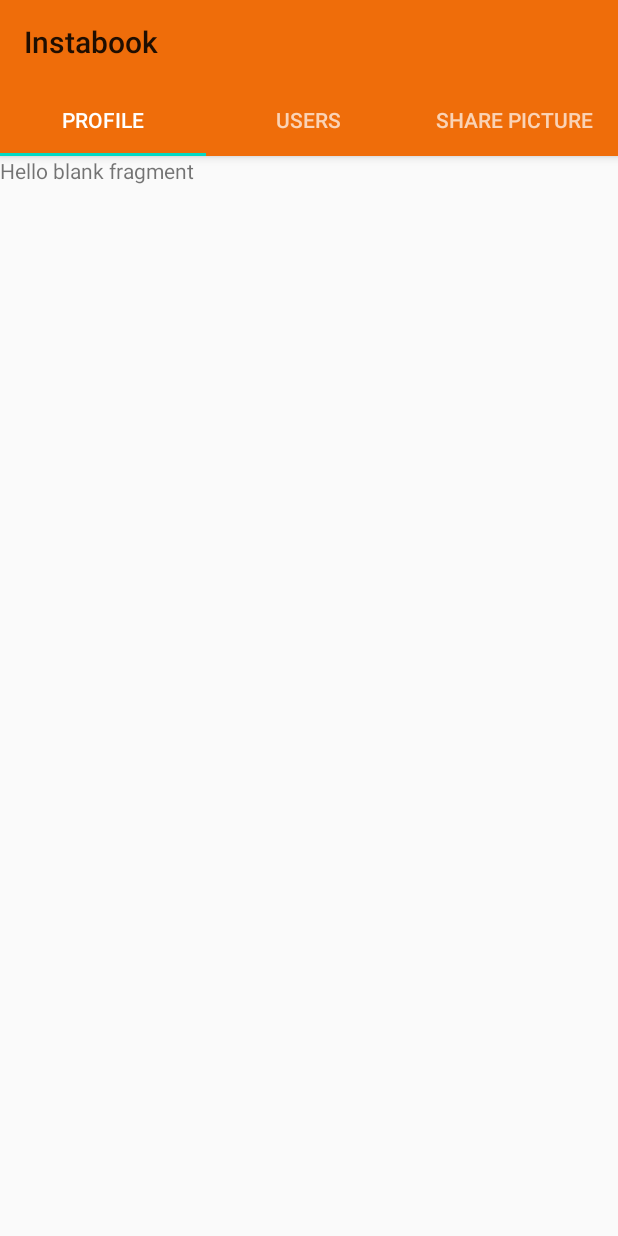
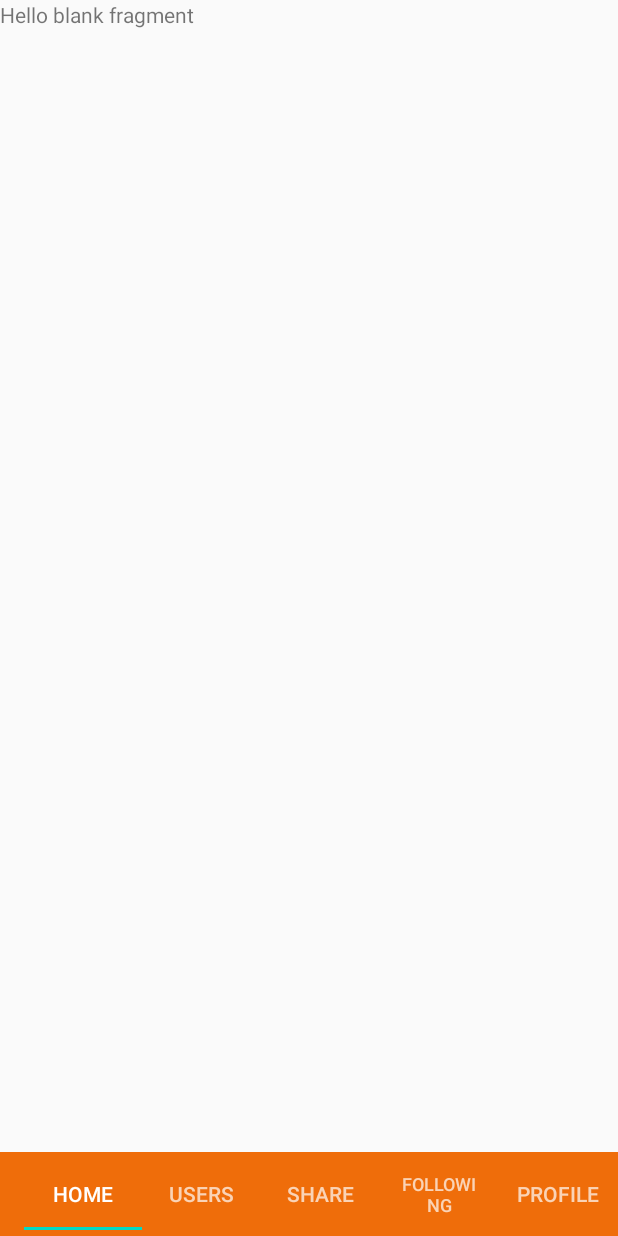
Before and after one commit to ut-ka-rs-h/Instabook, an Android app: the SocialMediaActivity screen opened directly, with no data from a screen before it, on a phone screen of 412 x 824 dp. Run offline under Robolectric (Android 15) with nearby library versions, the phone set to English and light mode, and no system bars; Roboto replaces fonts that are not available here.

Commit message:
5 Tab Layout is Set up... previous one was 3 tab layout...

```diff
--- /dev/null
+++ b/app/src/main/java/com/practice/instagramclone/HomeTab.java
@@ -0,0 +1,64 @@
+package com.practice.instagramclone;
+
+import android.os.Bundle;
+
+import androidx.fragment.app.Fragment;
+
+import android.view.LayoutInflater;
+import android.view.View;
+import android.view.ViewGroup;
+
+/**
+ * A simple {@link Fragment} subclass.
+ * Use the {@link HomeTab#newInstance} factory method to
+ * create an instance of this fragment.
+ */
+public class HomeTab extends Fragment {
+
+    // TODO: Rename parameter arguments, choose names that match
+    // the fragment initialization parameters, e.g. ARG_ITEM_NUMBER
+    private static final String ARG_PARAM1 = "param1";
+    private static final String ARG_PARAM2 = "param2";
+
+    // TODO: Rename and change types of parameters
+    private String mParam1;
+    private String mParam2;
+
+    public HomeTab() {
+        // Required empty public constructor
+    }
+
+    /**
+     * Use this factory method to create a new instance of
+     * this fragment using the provided parameters.
+     *
+     * @param param1 Parameter 1.
+     * @param param2 Parameter 2.
+     * @return A new instance of fragment HomeTab.
+     */
+    // TODO: Rename and change types and number of parameters
+    public static HomeTab newInstance(String param1, String param2) {
+        HomeTab fragment = new HomeTab();
+        Bundle args = new Bundle();
+        args.putString(ARG_PARAM1, param1);
+        args.putString(ARG_PARAM2, param2);
+        fragment.setArguments(args);
+        return fragment;
+    }
+
+    @Override
+    public void onCreate(Bundle savedInstanceState) {
+        super.onCreate(savedInstanceState);
+        if (getArguments() != null) {
+            mParam1 = getArguments().getString(ARG_PARAM1);
+            mParam2 = getArguments().getString(ARG_PARAM2);
+        }
+    }
+
+    @Override
+    public View onCreateView(LayoutInflater inflater, ViewGroup container,
+                             Bundle savedInstanceState) {
+        // Inflate the layout for this fragment
+        return inflater.inflate(R.layout.fragment_home_tab, container, false);
+    }
+}
--- a/app/src/main/java/com/practice/instagramclone/TabAdapter.java
+++ b/app/src/main/java/com/practice/instagramclone/TabAdapter.java
@@ -16,11 +16,15 @@ public class TabAdapter extends FragmentPagerAdapter {
     public Fragment getItem(int position) {
         switch (position){
             case 0:
-                return new ProfileTab();
+                return new HomeTab();
             case 1:
                 return new UsersTab();
             case 2:
                 return new SharePictureTab();
+            case 3:
+                return new FollowingTab();
+            case 4:
+                return new ProfileTab();
             default:
                 return null;
         }
@@ -28,7 +32,7 @@ public class TabAdapter extends FragmentPagerAdapter {
 
     @Override
     public int getCount() {
-        return 3;
+        return 5;
     }
 
     @Nullable
@@ -37,11 +41,15 @@ public class TabAdapter extends FragmentPagerAdapter {
         switch (position){
 
             case 0:
-                return "Profile";
+                return "Home";
             case 1:
                 return "Users";
             case 2:
-                return "Share Picture";
+                return "Share";
+            case 3:
+                return "Following";
+            case 4:
+                return "Profile";
             default:
                 return null;
         }
--- a/app/src/main/res/layout/activity_social_media.xml
+++ b/app/src/main/res/layout/activity_social_media.xml
@@ -1,33 +1,37 @@
 <?xml version="1.0" encoding="utf-8"?>
-<RelativeLayout
-    xmlns:android="http://schemas.android.com/apk/res/android"
+<RelativeLayout xmlns:android="http://schemas.android.com/apk/res/android"
     xmlns:tools="http://schemas.android.com/tools"
     android:layout_width="match_parent"
     android:layout_height="match_parent"
+    xmlns:app="http://schemas.android.com/apk/res-auto"
     tools:context=".SocialMediaActivity">
 
-    <com.google.android.material.appbar.AppBarLayout
-        android:id="@+id/appBarLayout"
+    <androidx.appcompat.widget.Toolbar
+        android:id="@+id/myToolbar"
         android:layout_width="match_parent"
-        android:layout_height="wrap_content">
-        <include android:id="@+id/myToolbar"
-            layout="@layout/my_toolbar"/>
+        android:layout_height="wrap_content"
+        android:layout_alignParentStart="true"
+        android:layout_alignParentEnd="true"
+        android:layout_alignParentBottom="true"
+        android:layout_marginStart="0dp"
+        android:layout_marginEnd="0dp"
+        android:layout_marginBottom="0dp"
+        android:background="?attr/colorPrimary"
+        android:theme="@style/ThemeOverlay.AppCompat.ActionBar"
+        app:popupTheme="@style/ThemeOverlay.AppCompat.Light">
 
         <com.google.android.material.tabs.TabLayout
             android:id="@+id/tabLayout"
             android:layout_width="match_parent"
             android:layout_height="wrap_content"
-            android:theme="@style/ThemeOverlay.AppCompat.Dark.ActionBar"/>
+            android:theme="@style/ThemeOverlay.AppCompat.Dark.ActionBar" />
 
-
-    </com.google.android.material.appbar.AppBarLayout>
+    </androidx.appcompat.widget.Toolbar>
 
     <androidx.viewpager.widget.ViewPager
         android:id="@+id/viewPager"
         android:layout_width="match_parent"
         android:layout_height="wrap_content"
-        android:layout_below="@+id/appBarLayout"/>
-
-
+        android:layout_above="@+id/myToolbar"/>
 
 </RelativeLayout>
--- /dev/null
+++ b/app/src/main/res/layout/fragment_home_tab.xml
@@ -0,0 +1,14 @@
+<?xml version="1.0" encoding="utf-8"?>
+<FrameLayout xmlns:android="http://schemas.android.com/apk/res/android"
+    xmlns:tools="http://schemas.android.com/tools"
+    android:layout_width="match_parent"
+    android:layout_height="match_parent"
+    tools:context=".HomeTab">
+
+    <!-- TODO: Update blank fragment layout -->
+    <TextView
+        android:layout_width="match_parent"
+        android:layout_height="match_parent"
+        android:text="@string/hello_blank_fragment" />
+
+</FrameLayout>
--- a/app/src/main/res/layout/my_toolbar.xml
+++ /dev/null
@@ -1,13 +0,0 @@
-<?xml version="1.0" encoding="utf-8"?>
-
-<androidx.appcompat.widget.Toolbar
-    xmlns:android="http://schemas.android.com/apk/res/android"
-    xmlns:app="http://schemas.android.com/apk/res-auto"
-    android:id="@+id/myToolbar"
-    android:layout_width="match_parent"
-    android:layout_height="wrap_content"
-    android:background="?attr/colorPrimary"
-    android:theme="@style/ThemeOverlay.AppCompat.ActionBar"
-    app:popupTheme="@style/ThemeOverlay.AppCompat.Light">
-
-</androidx.appcompat.widget.Toolbar>
```
Also changed, not shown: app/src/main/java/com/practice/instagramclone/FollowingTab.java (added, +64 -0 lines), app/src/main/res/layout/fragment_following_tab.xml (added, +14 -0 lines).
